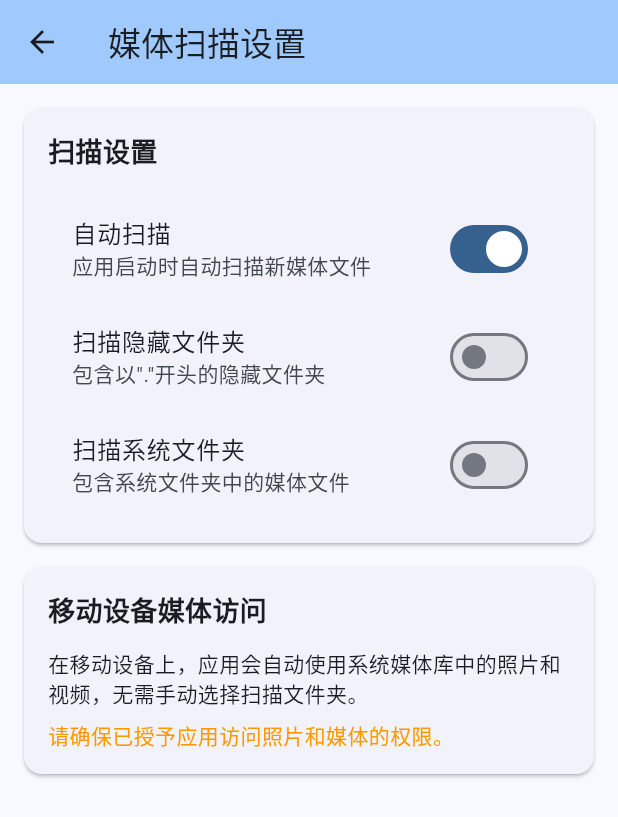
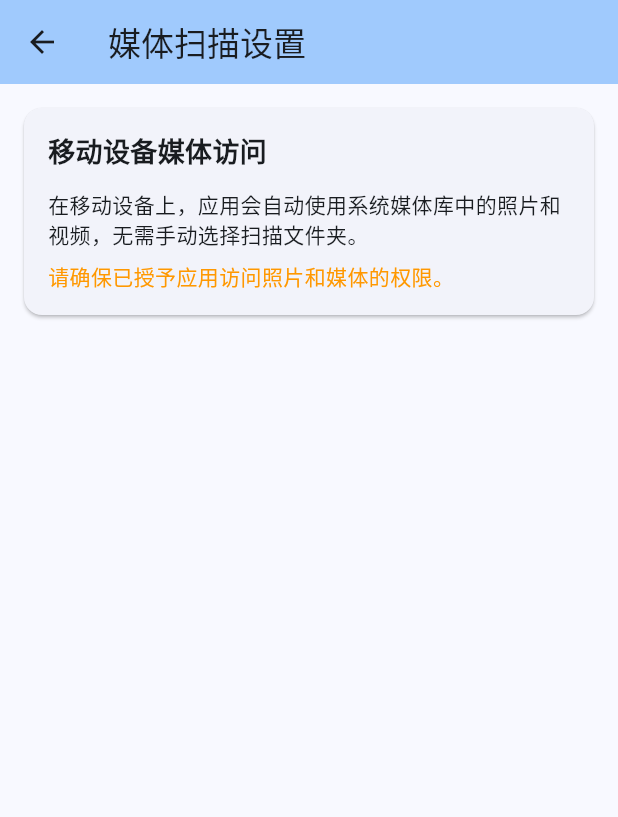
Before and after one commit to Chr0n0stasis/echo_pixel, a Flutter app: the MediaScanSettingsPage screen opened directly, on a phone screen of 412 x 824 dp. Shown: the top 817 px of the screen. Run offline on Flutter 3.47's test engine with Material 3 defaults, Android fonts, the light colour scheme and no system bars; our stand-ins replace device_info_plus, fc_native_video_thumbnail, file_picker, flutter_svg, package_info_plus, permission_handler and 5 more; missing offline and left inert: media_kit, media_kit_video, p_limit, photo_manager; accounts and stored records are empty.

Commit message:
refactor: 移除不必要的扫描设置，简化媒体扫描设置页面逻辑

```diff
--- a/lib/screens/media_scan_settings_page.dart
+++ b/lib/screens/media_scan_settings_page.dart
@@ -58,9 +58,6 @@ class MediaScanSettingsPage extends StatefulWidget {
 class _MediaScanSettingsPageState extends State<MediaScanSettingsPage> {
   final List<String> _scanFolders = [];
   bool _isLoading = true;
-  bool _scanHiddenFolders = false;
-  bool _scanSystemFolders = false;
-  bool _enableAutoScan = true;
 
   @override
   void initState() {
@@ -79,11 +76,6 @@ class _MediaScanSettingsPageState extends State<MediaScanSettingsPage> {
       // 加载扫描目录列表
       final scanFolders = prefs.getStringList('scan_folders');
 
-      // 加载其他扫描设置
-      final scanHidden = prefs.getBool('scan_hidden_folders');
-      final scanSystem = prefs.getBool('scan_system_folders');
-      final autoScan = prefs.getBool('enable_auto_scan');
-
       setState(() {
         if (scanFolders != null) {
           _scanFolders.clear();
@@ -92,9 +84,6 @@ class _MediaScanSettingsPageState extends State<MediaScanSettingsPage> {
           _addDefaultFolders();
         }
 
-        _scanHiddenFolders = scanHidden ?? false;
-        _scanSystemFolders = scanSystem ?? false;
-        _enableAutoScan = autoScan ?? true;
         _isLoading = false;
       });
     } catch (e) {
@@ -168,28 +157,6 @@ class _MediaScanSettingsPageState extends State<MediaScanSettingsPage> {
       if (mounted) {
         ScaffoldMessenger.of(context).showSnackBar(
           SnackBar(content: Text('保存扫描文件夹失败: $e')),
-        );
-      }
-    }
-  }
-
-  Future<void> _saveSettings() async {
-    try {
-      final prefs = await SharedPreferences.getInstance();
-      await prefs.setBool('scan_hidden_folders', _scanHiddenFolders);
-      await prefs.setBool('scan_system_folders', _scanSystemFolders);
-      await prefs.setBool('enable_auto_scan', _enableAutoScan);
-
-      if (mounted) {
-        ScaffoldMessenger.of(context).showSnackBar(
-          const SnackBar(content: Text('设置已保存')),
-        );
-      }
-    } catch (e) {
-      debugPrint('保存媒体扫描设置错误: $e');
-      if (mounted) {
-        ScaffoldMessenger.of(context).showSnackBar(
-          SnackBar(content: Text('保存设置失败: $e')),
         );
       }
     }
@@ -269,60 +236,6 @@ class _MediaScanSettingsPageState extends State<MediaScanSettingsPage> {
                     ),
                   ),
 
-                // 扫描设置
-                Card(
-                  margin: const EdgeInsets.only(bottom: 16.0),
-                  child: Padding(
-                    padding: const EdgeInsets.all(16.0),
-                    child: Column(
-                      crossAxisAlignment: CrossAxisAlignment.start,
-                      children: [
-                        const Text(
-                          '扫描设置',
-                          style: TextStyle(
-                            fontSize: 18,
-                            fontWeight: FontWeight.bold,
-                          ),
-                        ),
-                        const SizedBox(height: 16),
-                        SwitchListTile(
-                          title: const Text('自动扫描'),
-                          subtitle: const Text('应用启动时自动扫描新媒体文件'),
-                          value: _enableAutoScan,
-                          onChanged: (value) {
-                            setState(() {
-                              _enableAutoScan = value;
-                            });
-                            _saveSettings();
-                          },
-                        ),
-                        SwitchListTile(
-                          title: const Text('扫描隐藏文件夹'),
-                          subtitle: const Text('包含以"."开头的隐藏文件夹'),
-                          value: _scanHiddenFolders,
-                          onChanged: (value) {
-                            setState(() {
-                              _scanHiddenFolders = value;
-                            });
-                            _saveSettings();
-                          },
-                        ),
-                        SwitchListTile(
-                          title: const Text('扫描系统文件夹'),
-                          subtitle: const Text('包含系统文件夹中的媒体文件'),
-                          value: _scanSystemFolders,
-                          onChanged: (value) {
-                            setState(() {
-                              _scanSystemFolders = value;
-                            });
-                            _saveSettings();
-                          },
-                        ),
-                      ],
-                    ),
-                  ),
-                ),
-
                 // 移动端设备说明
                 if (!MediaScanSettingsPage.isDesktopPlatform())
                   Card(
```
